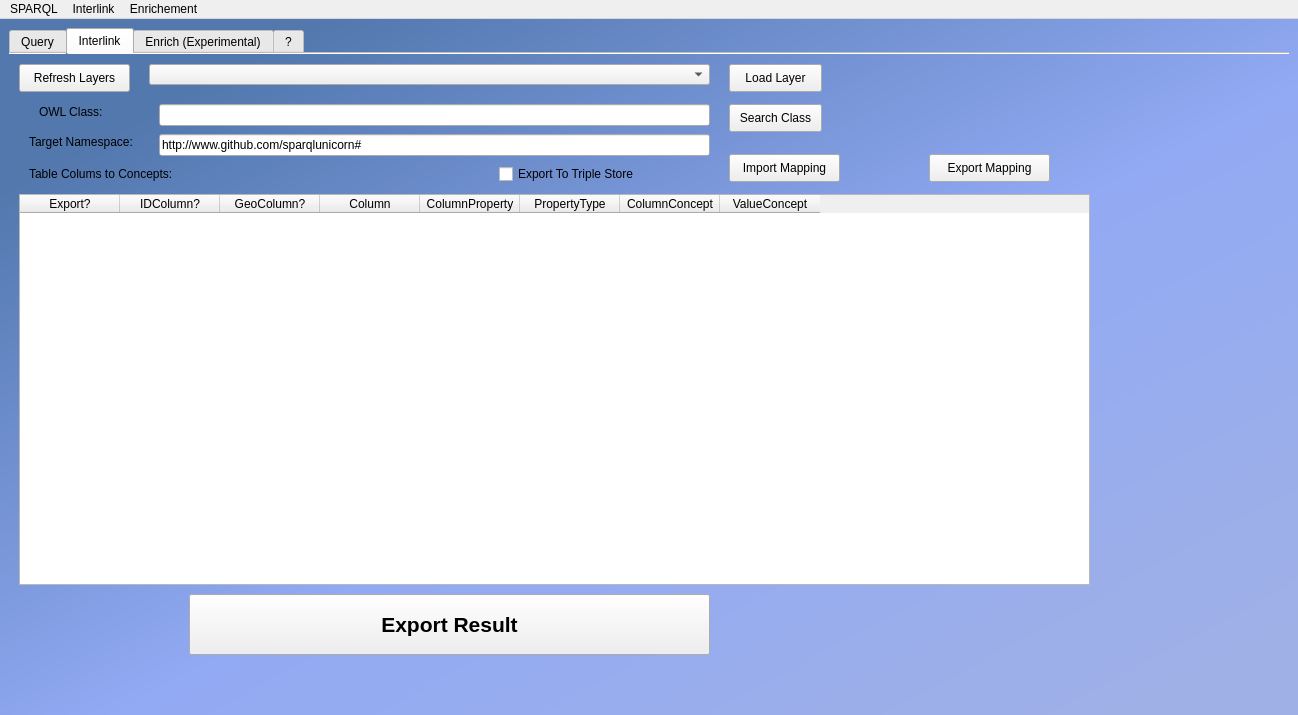
This is sparql_unicorn_dialog_base_simp.ui in Cprudhomme/SpaLOD_qgis_plugin as Qt 5 draws it before an edit. The edited form follows.
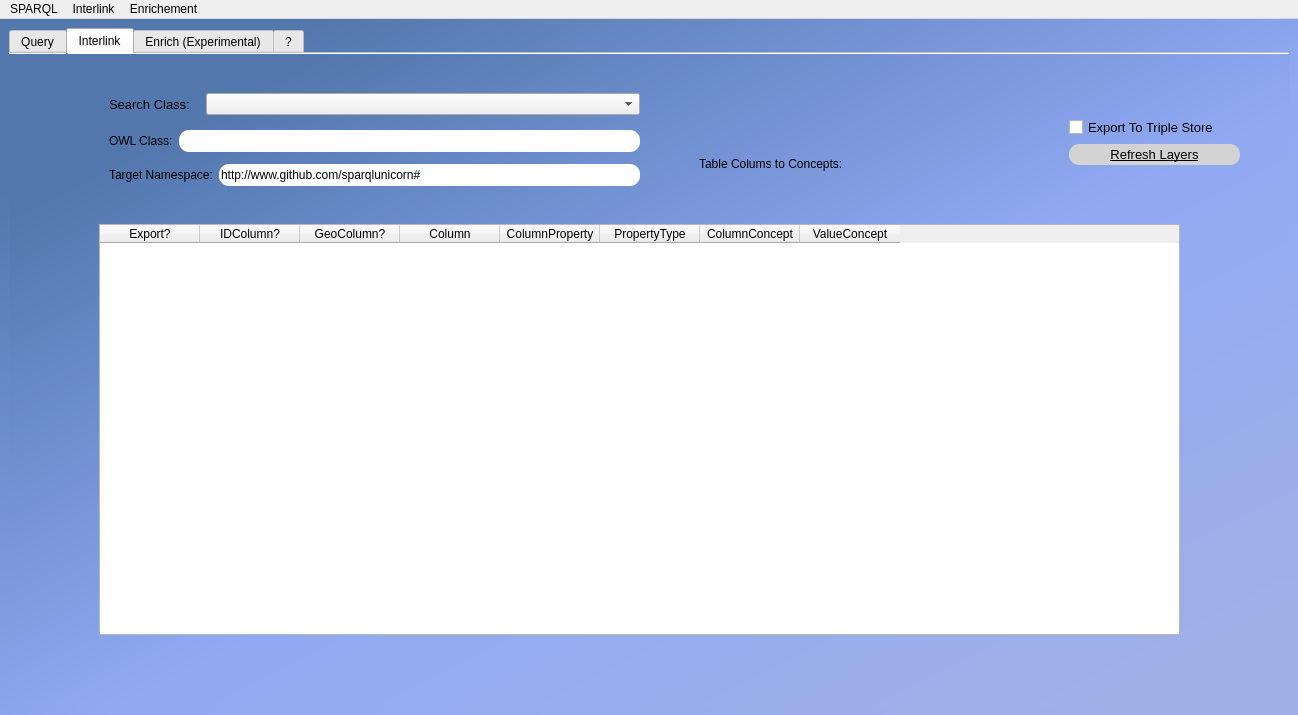
This is the edited form. The open tabs and pages were chosen to show the change.

The edit to the form file:
```diff
--- a/sparql_unicorn_dialog_base_simp.ui
+++ b/sparql_unicorn_dialog_base_simp.ui
@@ -23,10 +23,16 @@
 background-color: qlineargradient(spread:repeat, x1:0, y1:0, x2:1, y2:1, stop:0.125 rgba(82, 120, 174, 255), stop:0.545455 rgba(146, 170, 244, 255), stop:0.931818 rgba(159, 176, 230, 255));}</string>
    </property>
    <layout class="QGridLayout" name="gridLayout">
-    <item row="1" column="0">
+    <item row="0" column="0">
      <widget class="QTabWidget" name="tabWidget">
       <property name="styleSheet">
        <string notr="true">QObject#tab{
+background-color: qlineargradient(spread:repeat, x1:0, y1:0, x2:1, y2:1, stop:0.125 rgba(82, 120, 174, 255), stop:0.545455 rgba(146, 170, 244, 255), stop:0.931818 rgba(159, 176, 230, 255));}
+
+QObject#tab_2{
+background-color: qlineargradient(spread:repeat, x1:0, y1:0, x2:1, y2:1, stop:0.125 rgba(82, 120, 174, 255), stop:0.545455 rgba(146, 170, 244, 255), stop:0.931818 rgba(159, 176, 230, 255));}
+
+QObject#tab_3{
 background-color: qlineargradient(spread:repeat, x1:0, y1:0, x2:1, y2:1, stop:0.125 rgba(82, 120, 174, 255), stop:0.545455 rgba(146, 170, 244, 255), stop:0.931818 rgba(159, 176, 230, 255));}</string>
       </property>
       <property name="tabPosition">
@@ -437,10 +443,10 @@
        <widget class="QTableWidget" name="interlinkTable">
         <property name="geometry">
          <rect>
-          <x>10</x>
-          <y>140</y>
-          <width>1071</width>
-          <height>391</height>
+          <x>90</x>
+          <y>170</y>
+          <width>1081</width>
+          <height>411</height>
          </rect>
         </property>
         <property name="minimumSize">
@@ -455,6 +461,9 @@
           <height>0</height>
          </size>
         </property>
+        <property name="styleSheet">
+         <string notr="true"/>
+        </property>
         <property name="sortingEnabled">
          <bool>true</bool>
         </property>
@@ -502,96 +511,11 @@
          </property>
         </column>
        </widget>
-       <widget class="QPushButton" name="exportInterlink">
-        <property name="geometry">
-         <rect>
-          <x>180</x>
-          <y>540</y>
-          <width>521</width>
-          <height>61</height>
-         </rect>
-        </property>
-        <property name="baseSize">
-         <size>
-          <width>3</width>
-          <height>0</height>
-         </size>
-        </property>
-        <property name="font">
-         <font>
-          <pointsize>16</pointsize>
-          <weight>75</weight>
-          <bold>true</bold>
-         </font>
-        </property>
-        <property name="text">
-         <string>Export Result</string>
-        </property>
-       </widget>
-       <widget class="QPushButton" name="loadLayerInterlink">
-        <property name="geometry">
-         <rect>
-          <x>720</x>
-          <y>10</y>
-          <width>93</width>
-          <height>28</height>
-         </rect>
-        </property>
-        <property name="text">
-         <string>Load Layer</string>
-        </property>
-       </widget>
-       <widget class="QPushButton" name="refreshLayersInterlink">
-        <property name="geometry">
-         <rect>
-          <x>10</x>
-          <y>10</y>
-          <width>111</width>
-          <height>28</height>
-         </rect>
-        </property>
-        <property name="text">
-         <string>Refresh Layers</string>
-        </property>
-       </widget>
-       <widget class="QComboBox" name="chooseLayerInterlink">
-        <property name="geometry">
-         <rect>
-          <x>140</x>
-          <y>10</y>
-          <width>561</width>
-          <height>21</height>
-         </rect>
-        </property>
-       </widget>
-       <widget class="QLineEdit" name="interlinkOwlClassInput">
-        <property name="geometry">
-         <rect>
-          <x>150</x>
-          <y>50</y>
-          <width>551</width>
-          <height>22</height>
-         </rect>
-        </property>
-       </widget>
-       <widget class="QLabel" name="label_5">
-        <property name="geometry">
-         <rect>
-          <x>30</x>
-          <y>50</y>
-          <width>71</width>
-          <height>16</height>
-         </rect>
-        </property>
-        <property name="text">
-         <string>OWL Class:</string>
-        </property>
-       </widget>
        <widget class="QLabel" name="label_6">
         <property name="geometry">
          <rect>
-          <x>20</x>
-          <y>110</y>
+          <x>690</x>
+          <y>100</y>
           <width>251</width>
           <height>20</height>
          </rect>
@@ -600,83 +524,159 @@
          <string>Table Colums to Concepts:</string>
         </property>
        </widget>
-       <widget class="QLabel" name="label_7">
+       <widget class="QWidget" name="widget_6" native="true">
         <property name="geometry">
          <rect>
-          <x>20</x>
-          <y>80</y>
-          <width>121</width>
-          <height>16</height>
+          <x>1060</x>
+          <y>40</y>
+          <width>171</width>
+          <height>94</height>
          </rect>
         </property>
-        <property name="text">
-         <string>Target Namespace:</string>
-        </property>
+        <layout class="QGridLayout" name="gridLayout_4">
+         <item row="1" column="0">
+          <layout class="QVBoxLayout" name="verticalLayout_2">
+           <item>
+            <widget class="QCheckBox" name="exportTripleStore">
+             <property name="font">
+              <font>
+               <pointsize>10</pointsize>
+               <underline>false</underline>
+              </font>
+             </property>
+             <property name="text">
+              <string>Export To Triple Store</string>
+             </property>
+            </widget>
+           </item>
+           <item>
+            <widget class="QPushButton" name="refreshLayersInterlink">
+             <property name="minimumSize">
+              <size>
+               <width>151</width>
+               <height>21</height>
+              </size>
+             </property>
+             <property name="font">
+              <font>
+               <pointsize>10</pointsize>
+               <underline>true</underline>
+              </font>
+             </property>
+             <property name="styleSheet">
+              <string notr="true">border-radius:10px;
+background-color:rgb(211, 211, 211);</string>
+             </property>
+             <property name="text">
+              <string>Refresh Layers</string>
+             </property>
+            </widget>
+           </item>
+          </layout>
+         </item>
+        </layout>
        </widget>
-       <widget class="QLineEdit" name="interlinkNameSpace">
+       <widget class="QWidget" name="widget_7" native="true">
         <property name="geometry">
          <rect>
-          <x>150</x>
-          <y>80</y>
-          <width>551</width>
-          <height>22</height>
+          <x>100</x>
+          <y>30</y>
+          <width>531</width>
+          <height>108</height>
          </rect>
         </property>
-        <property name="text">
-         <string>http://www.github.com/sparqlunicorn#</string>
-        </property>
-       </widget>
-       <widget class="QPushButton" name="searchClass">
-        <property name="geometry">
-         <rect>
-          <x>720</x>
-          <y>50</y>
-          <width>93</width>
-          <height>28</height>
-         </rect>
-        </property>
-        <property name="text">
-         <string>Search Class</string>
-        </property>
-       </widget>
-       <widget class="QPushButton" name="exportMappingButton">
-        <property name="geometry">
-         <rect>
-          <x>920</x>
-          <y>100</y>
-          <width>121</width>
-          <height>28</height>
-         </rect>
-        </property>
-        <property name="text">
-         <string>Export Mapping</string>
-        </property>
-       </widget>
-       <widget class="QPushButton" name="importMappingButton">
-        <property name="geometry">
-         <rect>
-          <x>720</x>
-          <y>100</y>
-          <width>111</width>
-          <height>28</height>
-         </rect>
-        </property>
-        <property name="text">
-         <string>Import Mapping</string>
-        </property>
-       </widget>
-       <widget class="QCheckBox" name="exportTripleStore">
-        <property name="geometry">
-         <rect>
-          <x>490</x>
-          <y>110</y>
-          <width>181</width>
-          <height>20</height>
-         </rect>
-        </property>
-        <property name="text">
-         <string>Export To Triple Store</string>
-        </property>
+        <layout class="QVBoxLayout" name="verticalLayout_4">
+         <item>
+          <layout class="QHBoxLayout" name="horizontalLayout_11">
+           <item>
+            <widget class="QLabel" name="label_3">
+             <property name="minimumSize">
+              <size>
+               <width>91</width>
+               <height>28</height>
+              </size>
+             </property>
+             <property name="maximumSize">
+              <size>
+               <width>91</width>
+               <height>28</height>
+              </size>
+             </property>
+             <property name="font">
+              <font>
+               <pointsize>10</pointsize>
+               <underline>false</underline>
+              </font>
+             </property>
+             <property name="text">
+              <string>Search Class:</string>
+             </property>
+            </widget>
+           </item>
+           <item>
+            <widget class="QComboBox" name="chooseLayerInterlink_2">
+             <property name="minimumSize">
+              <size>
+               <width>191</width>
+               <height>20</height>
+              </size>
+             </property>
+            </widget>
+           </item>
+          </layout>
+         </item>
+         <item>
+          <layout class="QHBoxLayout" name="horizontalLayout_8">
+           <item>
+            <widget class="QLabel" name="label_5">
+             <property name="text">
+              <string>OWL Class:</string>
+             </property>
+            </widget>
+           </item>
+           <item>
+            <widget class="QLineEdit" name="interlinkOwlClassInput">
+             <property name="minimumSize">
+              <size>
+               <width>411</width>
+               <height>22</height>
+              </size>
+             </property>
+             <property name="styleSheet">
+              <string notr="true">border-radius:10px;</string>
+             </property>
+            </widget>
+           </item>
+          </layout>
+         </item>
+         <item>
+          <layout class="QHBoxLayout" name="horizontalLayout_9">
+           <item>
+            <widget class="QLabel" name="label_7">
+             <property name="text">
+              <string>Target Namespace:</string>
+             </property>
+            </widget>
+           </item>
+           <item>
+            <widget class="QLineEdit" name="interlinkNameSpace">
+             <property name="minimumSize">
+              <size>
+               <width>411</width>
+               <height>22</height>
+              </size>
+             </property>
+             <property name="styleSheet">
+              <string notr="true">border-radius:10px;</string>
+             </property>
+             <property name="text">
+              <string>http://www.github.com/sparqlunicorn#</string>
+             </property>
+            </widget>
+           </item>
+          </layout>
+         </item>
+        </layout>
        </widget>
       </widget>
       <widget class="QWidget" name="tab_3">
```
Left out of the diff: 11 changed lines with no effect on the pictures.
